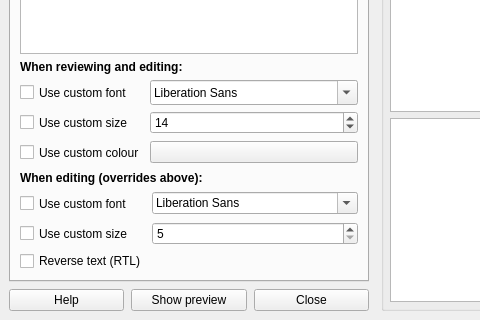
Old version of the form designer/displayproperties.ui in the repository ludiosarchive/anki; both pictures show x 0 to 480 and y 107 to 427 of the 818 by 427 pixel window.
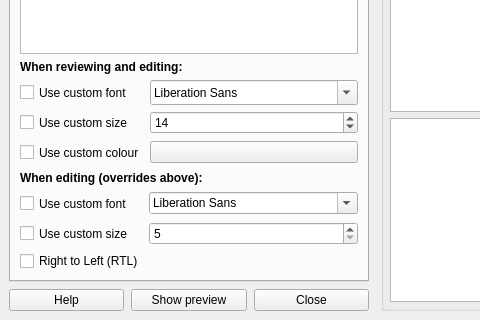
New version of the form. The open tabs and pages were chosen to show the change. Icons and pictures are not drawn.

```diff
--- a/designer/displayproperties.ui
+++ b/designer/displayproperties.ui
@@ -495,7 +495,7 @@
                   <item row="2" column="0">
                    <widget class="QCheckBox" name="rtl">
                     <property name="text">
-                     <string>Reverse text (RTL)</string>
+                     <string>Right to Left (RTL)</string>
                     </property>
                    </widget>
                   </item>
```
